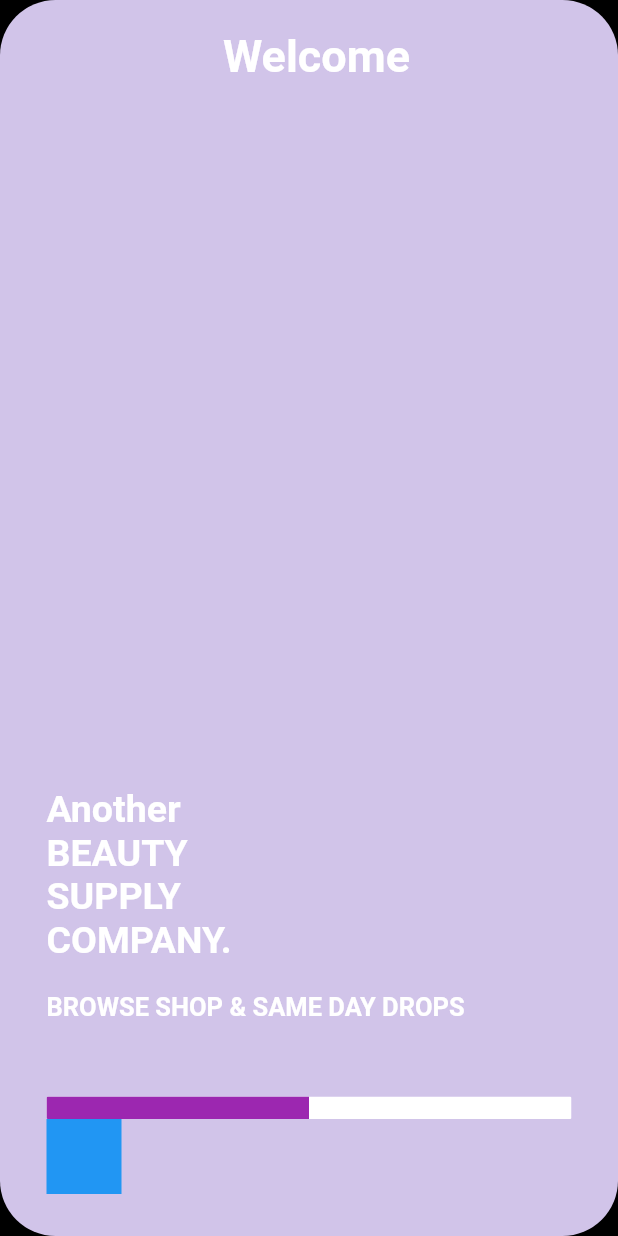
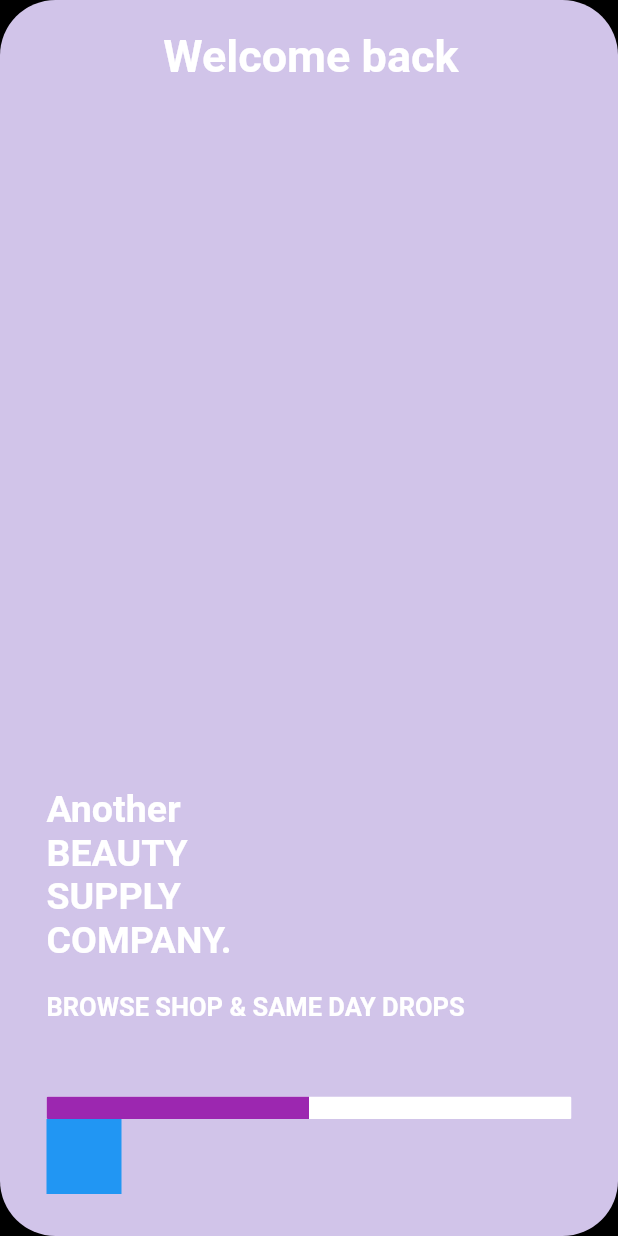
Before and after one commit to bilalahmad9378/interviewui, a Flutter app: the screen it shows after launch, on a phone screen of 412 x 824 dp. Run offline on Flutter 3.47's test engine with Material 2 defaults, Android fonts, the phone set to English and light mode, and no system bars.

Commit message:
changing in firstscreen

```diff
--- a/lib/first.dart
+++ b/lib/first.dart
@@ -28,7 +28,7 @@ class first extends StatelessWidget {
               Padding(
                 padding: EdgeInsets.only(top: 20, left: 10),
                 child: Text(
-                  'Welcome',
+                  'Welcome back ',
                   style: TextStyle(
                       fontSize: 30,
                       color: Colors.white,
```
